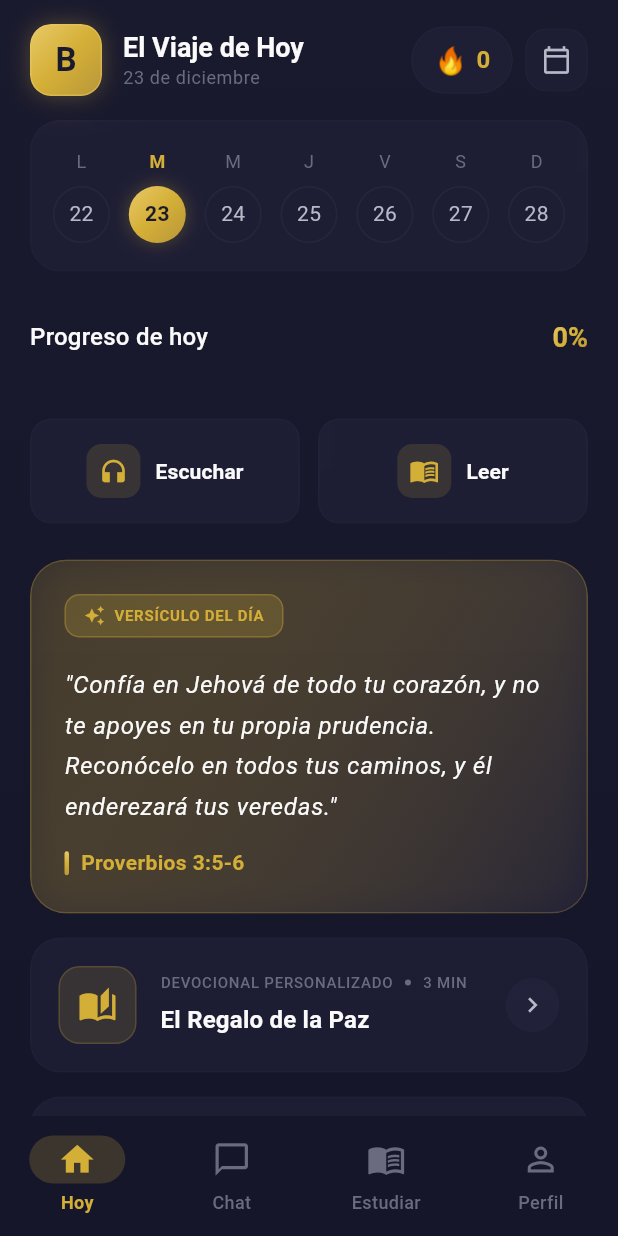
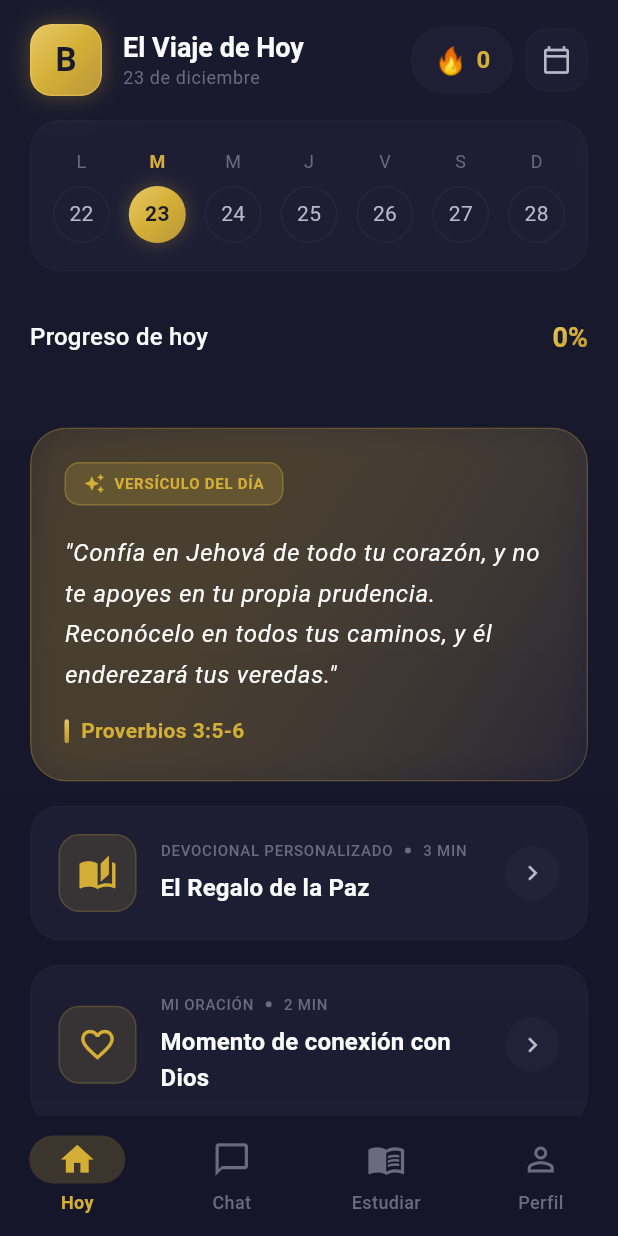
Before and after one commit to RobertoAbia/BibliaChat-, a Flutter app: the HomeScreen screen opened by its route, on a phone screen of 412 x 824 dp. Run offline on Flutter 3.47's test engine with Material 3 defaults, Android fonts, the phone set to English and light mode, and no system bars; our stand-ins replace flutter_dotenv, flutter_riverpod, flutter_timezone, go_router, lottie, shimmer and 1 more; accounts and stored records are empty; network calls fail.

Commit message:
fix(home): remove Escuchar/Leer buttons from progress section
- Remove action buttons row from home screen
- Remove unused _ActionButton widget class

🤖 Generated with [Claude Code](https://claude.com/claude-code)

Co-Authored-By: Claude Opus 4.5 <noreply@anthropic.com>

```diff
--- a/app_flutter/lib/features/home/presentation/screens/home_screen.dart
+++ b/app_flutter/lib/features/home/presentation/screens/home_screen.dart
@@ -393,33 +393,6 @@ class _HomeScreenState extends State<HomeScreen>
               ],
             ),
           ),
-          const SizedBox(height: 18),
-          // Action buttons
-          Row(
-            children: [
-              Expanded(
-                child: _ActionButton(
-                  icon: Icons.headphones,
-                  label: 'Escuchar',
-                  delay: 0,
-                  onTap: () {
-                    // TODO: Audio devotional
-                  },
-                ),
-              ),
-              const SizedBox(width: 12),
-              Expanded(
-                child: _ActionButton(
-                  icon: Icons.menu_book,
-                  label: 'Leer',
-                  delay: 100,
-                  onTap: () {
-                    // TODO: Read devotional
-                  },
-                ),
-              ),
-            ],
-          ),
         ],
       ),
     );
@@ -438,108 +411,6 @@ class _HomeScreenState extends State<HomeScreen>
 // ============================================
 // WIDGETS
 // ============================================
-
-class _ActionButton extends StatefulWidget {
-  final IconData icon;
-  final String label;
-  final VoidCallback onTap;
-  final int delay;
-
-  const _ActionButton({
-    required this.icon,
-    required this.label,
-    required this.onTap,
-    this.delay = 0,
-  });
-
-  @override
-  State<_ActionButton> createState() => _ActionButtonState();
-}
-
-class _ActionButtonState extends State<_ActionButton>
-    with SingleTickerProviderStateMixin {
-  late AnimationController _controller;
-  late Animation<double> _scaleAnimation;
-
-  @override
-  void initState() {
-    super.initState();
-    _controller = AnimationController(
-      duration: const Duration(milliseconds: 150),
-      vsync: this,
-    );
-
-    _scaleAnimation = Tween<double>(begin: 1.0, end: 0.95).animate(
-      CurvedAnimation(parent: _controller, curve: Curves.easeInOut),
-    );
-  }
-
-  @override
-  void dispose() {
-    _controller.dispose();
-    super.dispose();
-  }
-
-  @override
-  Widget build(BuildContext context) {
-    return TweenAnimationBuilder<double>(
-      tween: Tween(begin: 0.0, end: 1.0),
-      duration: Duration(milliseconds: 500 + widget.delay),
-      curve: Curves.easeOutCubic,
-      builder: (context, value, child) {
-        return Opacity(
-          opacity: value,
-          child: Transform.translate(
-            offset: Offset(0, 15 * (1 - value)),
-            child: child,
-          ),
-        );
-      },
-      child: GestureDetector(
-        onTapDown: (_) => _controller.forward(),
-        onTapUp: (_) => _controller.reverse(),
-        onTapCancel: () => _controller.reverse(),
-        onTap: widget.onTap,
-        child: AnimatedBuilder(
-          animation: _controller,
-          builder: (context, child) {
-            return Transform.scale(
-              scale: _scaleAnimation.value,
-              child: child,
-            );
-          },
-          child: GlassContainer(
-            padding: const EdgeInsets.symmetric(vertical: 16),
-            borderRadius: 14,
-            blur: 8,
-            backgroundOpacity: 0.4,
-            child: Row(
-              mainAxisAlignment: MainAxisAlignment.center,
-              children: [
-                Container(
-                  padding: const EdgeInsets.all(8),
-                  decoration: BoxDecoration(
-                    color: AppTheme.primaryColor.withOpacity(0.15),
-                    borderRadius: BorderRadius.circular(10),
-                  ),
-                  child: Icon(widget.icon, color: AppTheme.primaryColor, size: 20),
-                ),
-                const SizedBox(width: 10),
-                Text(
-                  widget.label,
-                  style: Theme.of(context).textTheme.titleSmall?.copyWith(
-                        color: AppTheme.textPrimary,
-                        fontWeight: FontWeight.w600,
-                      ),
-                ),
-              ],
-            ),
-          ),
-        ),
-      ),
-    );
-  }
-}
 
 class _VerseCard extends StatefulWidget {
   final String reference;
```
Also changed, not shown: app_flutter/pubspec.lock.
